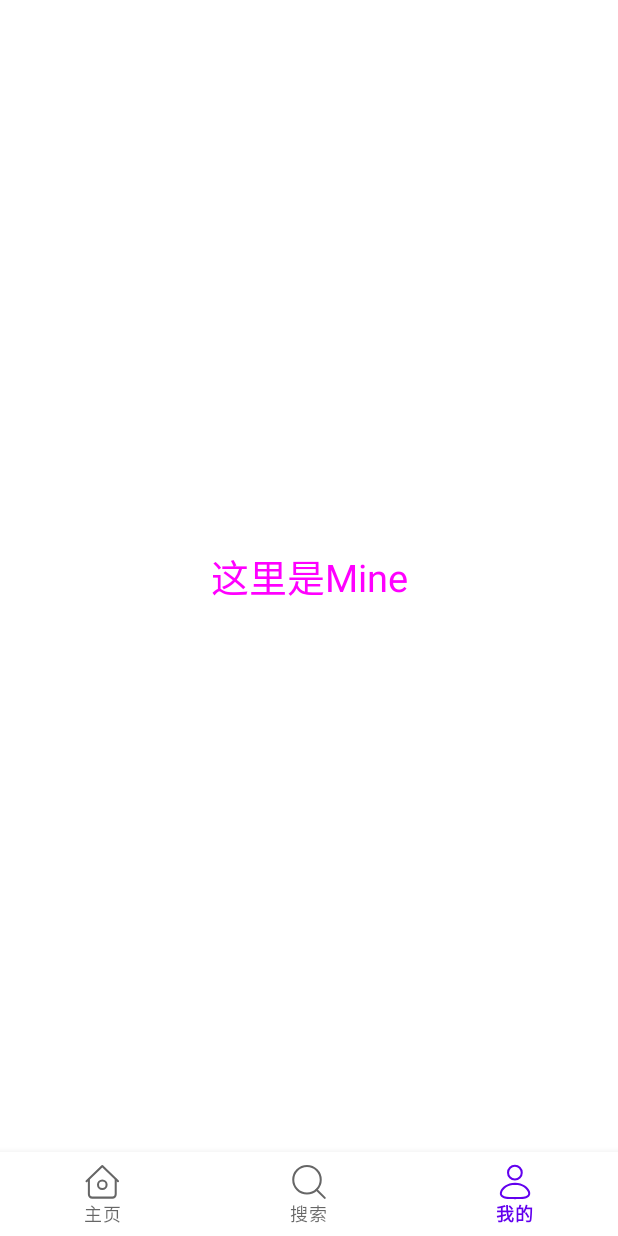
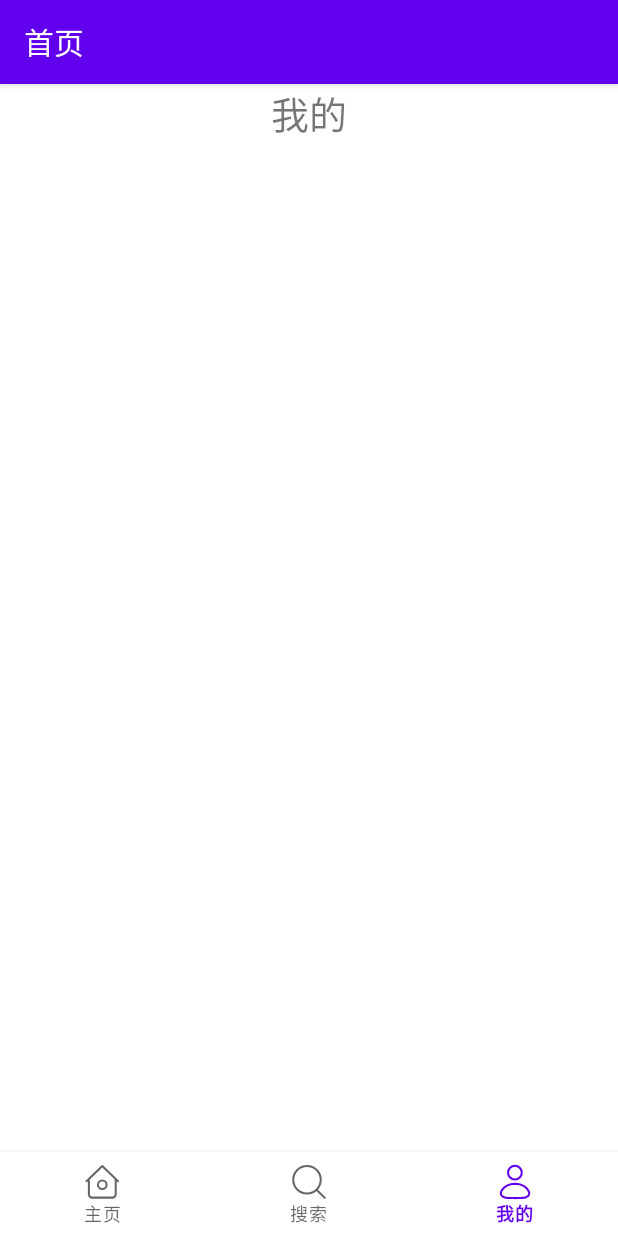
Before and after one commit to GentleLi/IMovie, an Android app: the screen it shows after launch (MainActivity), item 3 of the bottom bar chosen, on a phone screen of 412 x 824 dp. Run offline under Robolectric (Android 15) with nearby library versions, the phone set to English and light mode, and no system bars; our stand-ins replace navigation-ui; 4 statements that could not run were skipped.

Commit message:
'添加新闻测试接口'

```diff
--- a/app/src/main/java/com/tao/imovie/api/ApiService.kt
+++ b/app/src/main/java/com/tao/imovie/api/ApiService.kt
@@ -1,12 +1,17 @@
 package com.tao.imovie.api
 
+import com.tao.imovie.data.News
 import com.tao.imovie.data.UserProfile
 import retrofit2.http.GET
 import retrofit2.http.Path
+import retrofit2.http.Query
 
 interface ApiService {
+
     @GET("users/{user}")
     suspend fun getUser(@Path("user") user: String): UserProfile
 
+    @GET()
+    suspend fun getNewsList(@Query("page") page: Int): List<News>
 
 }
--- a/app/src/main/java/com/tao/imovie/api/ApiTransformer.kt
+++ b/app/src/main/java/com/tao/imovie/api/ApiTransformer.kt
@@ -1,11 +1,20 @@
 package com.tao.imovie.api
 
+import com.tao.imovie.data.News
 import com.tao.imovie.data.UserProfile
 
 object ApiTransformer {
+
     suspend fun getUserProfile(user: String): UserProfile {
         val retrofit = RetrofitFactory.retrofit
         val apiService = retrofit.create(ApiService::class.java)
         return apiService.getUser(user)
     }
+
+    suspend fun getNewsList(page: Int): List<News> {
+        val retrofit = RetrofitFactory.retrofit
+        val apiService = retrofit.create(ApiService::class.java)
+        return apiService.getNewsList(page);
+    }
+
 }
--- /dev/null
+++ b/app/src/main/java/com/tao/imovie/data/News.kt
@@ -0,0 +1,10 @@
+package com.tao.imovie.data
+
+data class News(var id: Int) {
+
+    var img: String = ""
+    var title: String = ""
+    var url: String = ""
+    var updatetime: Long = 0L
+
+}
--- a/app/src/main/java/com/tao/imovie/ui/HomeFragment.kt
+++ b/app/src/main/java/com/tao/imovie/ui/HomeFragment.kt
@@ -13,13 +13,13 @@ import com.tao.imovie.R
 import com.tao.imovie.data.UserProfile
 import com.tao.imovie.viewmodel.HomeViewModel
 
-
 // TODO: Rename parameter arguments, choose names that match
 // the fragment initialization parameters, e.g. ARG_ITEM_NUMBER
 private const val ARG_PARAM1 = "param1"
 private const val ARG_PARAM2 = "param2"
 
 /**
+ *
  * A simple [Fragment] subclass.
  * Use the [HomeFragment.newInstance] factory method to
  * create an instance of this fragment.
@@ -56,6 +56,7 @@ class HomeFragment : Fragment() {
             })
     }
 
+
     companion object {
         /**
          * Use this factory method to create a new instance of
--- a/app/src/main/java/com/tao/imovie/viewmodel/HomeViewModel.kt
+++ b/app/src/main/java/com/tao/imovie/viewmodel/HomeViewModel.kt
@@ -43,6 +43,7 @@ class HomeViewModel : ViewModel() {
 
     private fun loadUsers() {
         // Do an asynchronous operation to fetch users.
+    }
 
-    }
+
 }
--- a/app/src/main/res/layout/fragment_mine.xml
+++ b/app/src/main/res/layout/fragment_mine.xml
@@ -1,21 +1,37 @@
 <?xml version="1.0" encoding="utf-8"?>
-<androidx.constraintlayout.widget.ConstraintLayout xmlns:android="http://schemas.android.com/apk/res/android"
+<androidx.coordinatorlayout.widget.CoordinatorLayout xmlns:android="http://schemas.android.com/apk/res/android"
     xmlns:app="http://schemas.android.com/apk/res-auto"
     xmlns:tools="http://schemas.android.com/tools"
     android:layout_width="match_parent"
+    android:layout_height="match_parent">
+
+    <androidx.constraintlayout.widget.ConstraintLayout
+        android:layout_width="match_parent"
         android:layout_height="match_parent"
-    tools:context=".MineFragment">
-
+        app:layout_behavior="@string/appbar_scrolling_view_behavior"
+        tools:context=".HomeFragment">
         <!-- TODO: Update blank fragment layout -->
         <androidx.appcompat.widget.AppCompatTextView
+            android:id="@+id/tv_mine"
             android:layout_width="wrap_content"
             android:layout_height="wrap_content"
-        android:text="@string/page_mine"
-        android:textColor="#FF00FF"
+            android:text="我的"
             android:textSize="25sp"
-        app:layout_constraintBottom_toBottomOf="parent"
             app:layout_constraintEnd_toEndOf="parent"
             app:layout_constraintStart_toStartOf="parent"
             app:layout_constraintTop_toTopOf="parent" />
+    </androidx.constraintlayout.widget.ConstraintLayout>
 
-</androidx.constraintlayout.widget.ConstraintLayout>
+    <com.google.android.material.appbar.AppBarLayout
+        android:layout_width="match_parent"
+        android:layout_height="wrap_content">
+
+        <androidx.appcompat.widget.Toolbar
+            android:layout_width="match_parent"
+            android:layout_height="?attr/actionBarSize"
+            app:layout_collapseMode="pin"
+            app:title="首页"
+            app:titleTextColor="@color/white" />
+    </com.google.android.material.appbar.AppBarLayout>
+
+</androidx.coordinatorlayout.widget.CoordinatorLayout>
```
Lines whose indentation alone changed are shown as unchanged.
